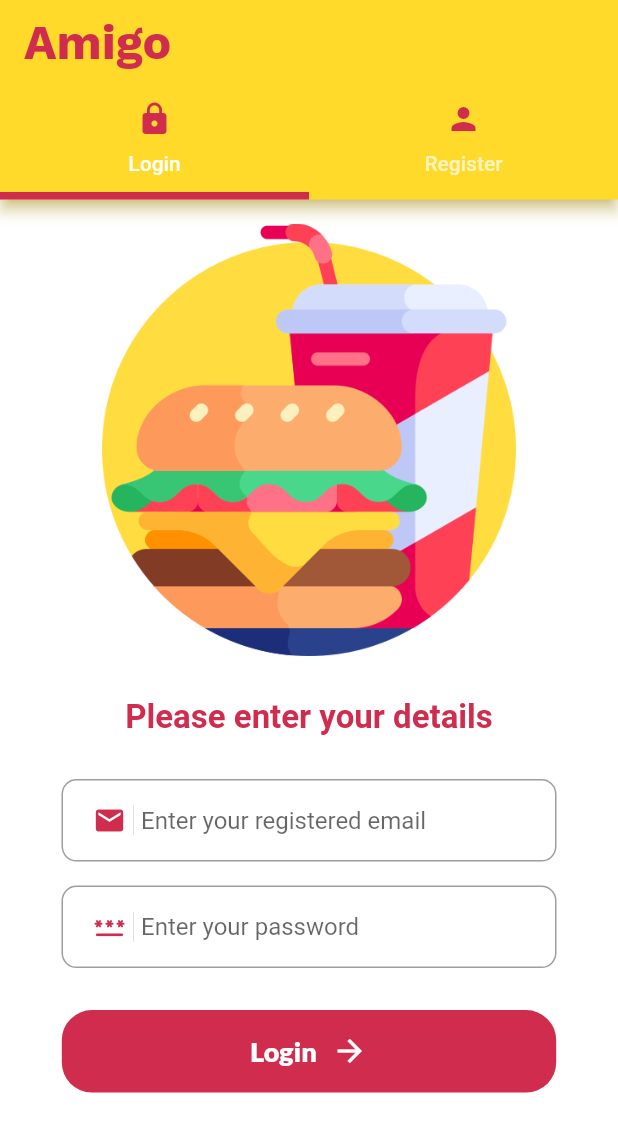
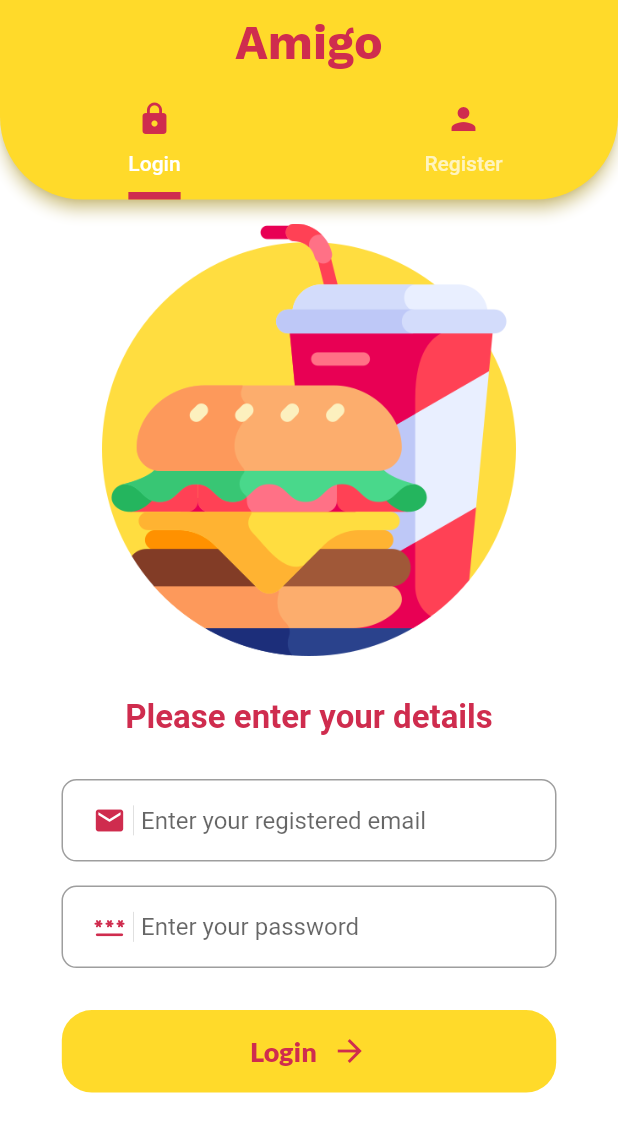
Before and after one commit to dakshvasudev/Amigo, a Flutter app: the screen it shows after launch, on a phone screen of 412 x 824 dp. Shown: the top 1132 px of the screen. Run offline on Flutter 3.47's test engine with Material 2 defaults, Android fonts, the phone set to English and light mode, and no system bars; our stand-ins replace firebase_core, firebase_storage, google_fonts, image_picker, rflutter_alert; accounts and stored records are empty; project files that could hold a hidden picture were left out.

Commit message:
firebase storage connected properly

```diff
--- a/lib/authScreen/auth_screen.dart
+++ b/lib/authScreen/auth_screen.dart
@@ -22,13 +22,20 @@ class _AuthScreenState extends State<AuthScreen> {
           backgroundColor: kColorYellow,
           scrolledUnderElevation: 15,
           shadowColor: kColorYellow,
-          title: Text(
+          shape: const RoundedRectangleBorder(
+            borderRadius: BorderRadius.vertical(
+              bottom: Radius.circular(55),
+            ),
+          ),
+          title: Center(
+            child: Text(
               'Amigo',
               style: GoogleFonts.workSans(
                 textStyle: TextStyle(
                   fontWeight: FontWeight.w700,
                   fontSize: 32,
                   color: kColorRed,
+                ),
               ),
             ),
           ),
@@ -51,6 +58,7 @@ class _AuthScreenState extends State<AuthScreen> {
             ],
             indicatorColor: kColorRed,
             indicatorWeight: 5,
+            indicatorSize: TabBarIndicatorSize.label,
           ),
         ),
         body: const TabBarView(
--- a/lib/authScreen/login.dart
+++ b/lib/authScreen/login.dart
@@ -107,7 +107,7 @@ class _PhoneNumberState extends State<PhoneNumber> {
                             height: 55,
                             padding: const EdgeInsets.symmetric(vertical: 10),
                             decoration: BoxDecoration(
-                                color: kColorRed,
+                                color: kColorYellow,
                                 borderRadius: BorderRadius.circular(20)),
                             child: Row(
                               mainAxisAlignment: MainAxisAlignment.center,
@@ -115,17 +115,17 @@ class _PhoneNumberState extends State<PhoneNumber> {
                                 Text(
                                   "Login",
                                   style: GoogleFonts.lato(
-                                      textStyle: const TextStyle(
+                                      textStyle:  TextStyle(
                                           fontSize: 18,
-                                          color: Colors.white,
+                                          color: kColorRed,
                                           fontWeight: FontWeight.w900)),
                                 ),
                                 const SizedBox(
                                   width: 10,
                                 ),
-                                const Icon(
+                                 Icon(
                                   Icons.arrow_forward,
-                                  color: Colors.white,
+                                  color: kColorRed,
                                 )
                               ],
                             ),
--- a/lib/authScreen/register.dart
+++ b/lib/authScreen/register.dart
@@ -1,5 +1,3 @@
-// ignore_for_file: library_prefixes
-
 import 'dart:io';
 import 'package:google_fonts/google_fonts.dart';
 import 'package:flutter/material.dart';
@@ -57,7 +55,7 @@ class _RegisterScreenState extends State<RegisterScreen> {
                   message: "Registering account",
                 );
               });
-
+          //start uploading image
           String fileName = DateTime.now().millisecondsSinceEpoch.toString();
           fStorage.Reference reference = fStorage.FirebaseStorage.instance
               .ref()
--- a/lib/main.dart
+++ b/lib/main.dart
@@ -1,8 +1,10 @@
+import 'package:firebase_core/firebase_core.dart';
 import 'package:flutter/material.dart';
 import 'package:selller_amigo_app/splashScreen.dart';
 
 Future<void> main() async{
   WidgetsFlutterBinding.ensureInitialized();
+  Firebase.initializeApp();
   runApp(MyApp());
 }
 
```
Also changed, not shown: 2 other files. Lines whose indentation alone changed are shown as unchanged.
